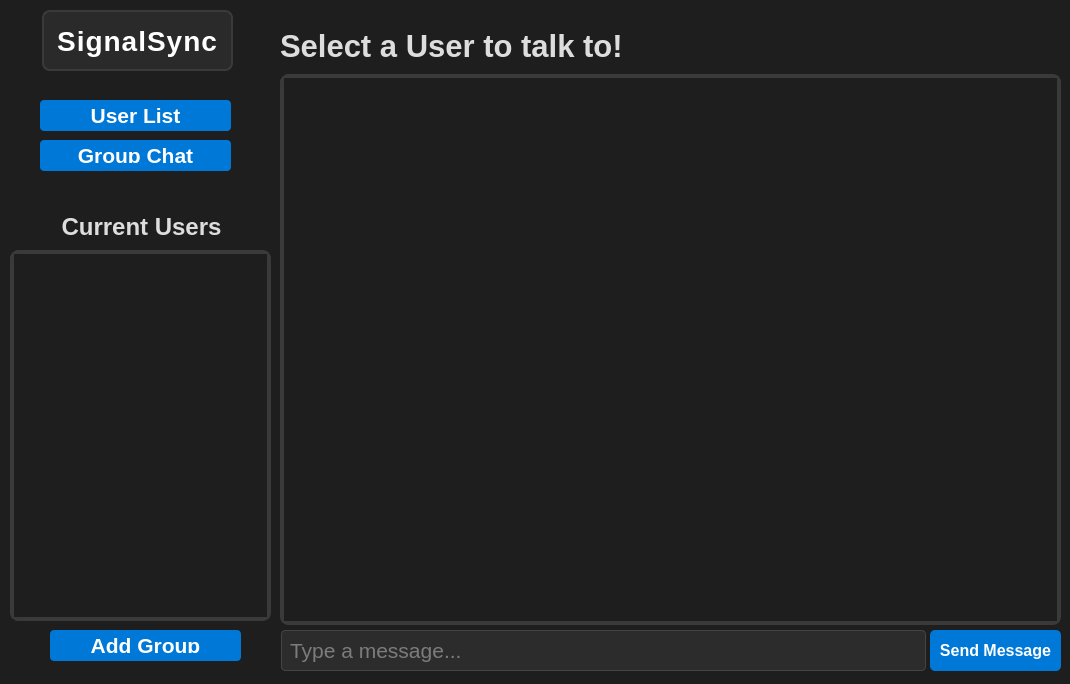
The window that ChatAppClient/ChattingWindow.ui (pahuljotmatharoo/SignalSync-client) describes before a commit, drawn with Qt 5.
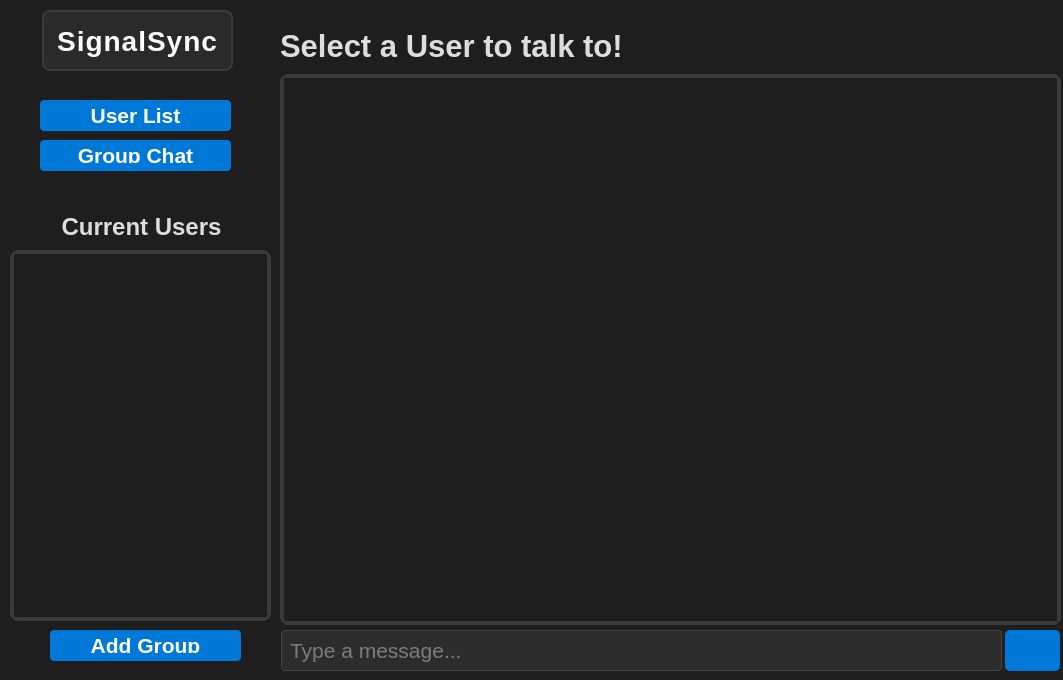
The same window after the commit.

Commit message: added icon for message sending

```diff
--- a/ChatAppClient/ChattingWindow.ui
+++ b/ChatAppClient/ChattingWindow.ui
@@ -6,8 +6,8 @@
    <rect>
     <x>0</x>
     <y>0</y>
-    <width>1070</width>
-    <height>684</height>
+    <width>1063</width>
+    <height>680</height>
    </rect>
   </property>
   <property name="sizePolicy">
@@ -248,7 +248,7 @@
      <rect>
       <x>281</x>
       <y>630</y>
-      <width>645</width>
+      <width>721</width>
       <height>41</height>
      </rect>
     </property>
@@ -267,9 +267,9 @@
    <widget class="QPushButton" name="sendButton">
     <property name="geometry">
      <rect>
-      <x>930</x>
+      <x>1005</x>
       <y>630</y>
-      <width>131</width>
+      <width>55</width>
       <height>41</height>
      </rect>
     </property>
@@ -282,8 +282,6 @@
     <property name="styleSheet">
      <string notr="true">QPushButton#sendButton {
     background-color: #0078d7;
-    color: white;
-    font-weight: bold;
     padding: 3px 7px;
     border-radius: 5px;
     border: none;
@@ -299,7 +297,7 @@
 </string>
     </property>
     <property name="text">
-     <string>Send Message</string>
+     <string/>
     </property>
    </widget>
    <widget class="QPushButton" name="userList">
```
The commit also changes 4 other files.
